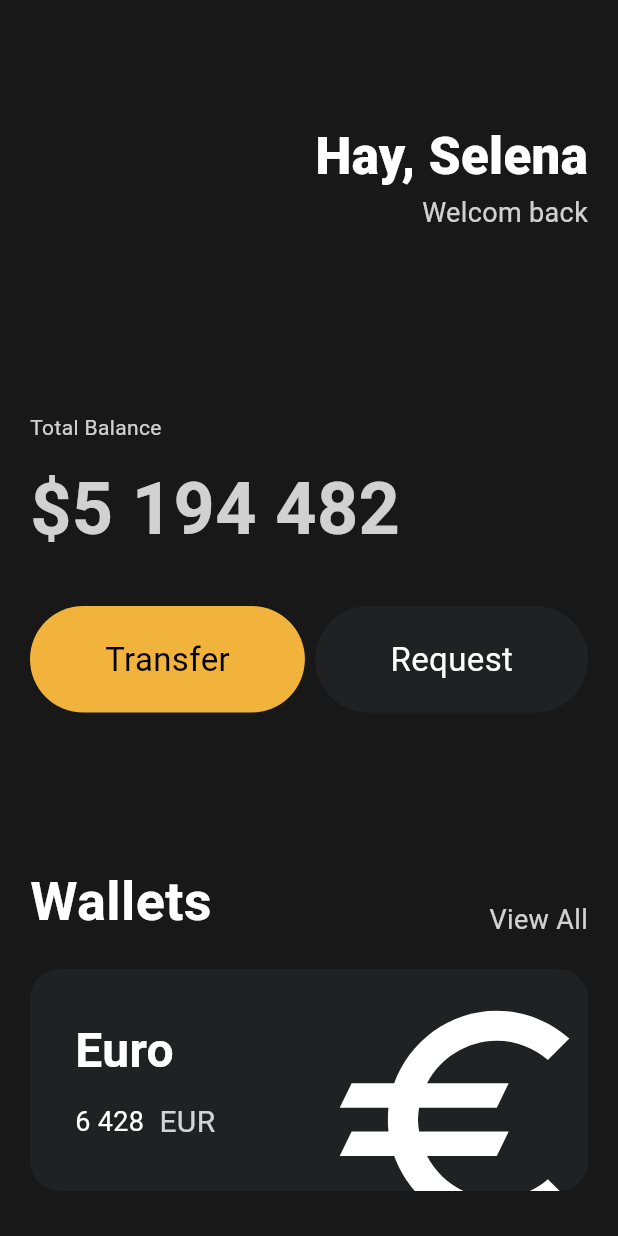
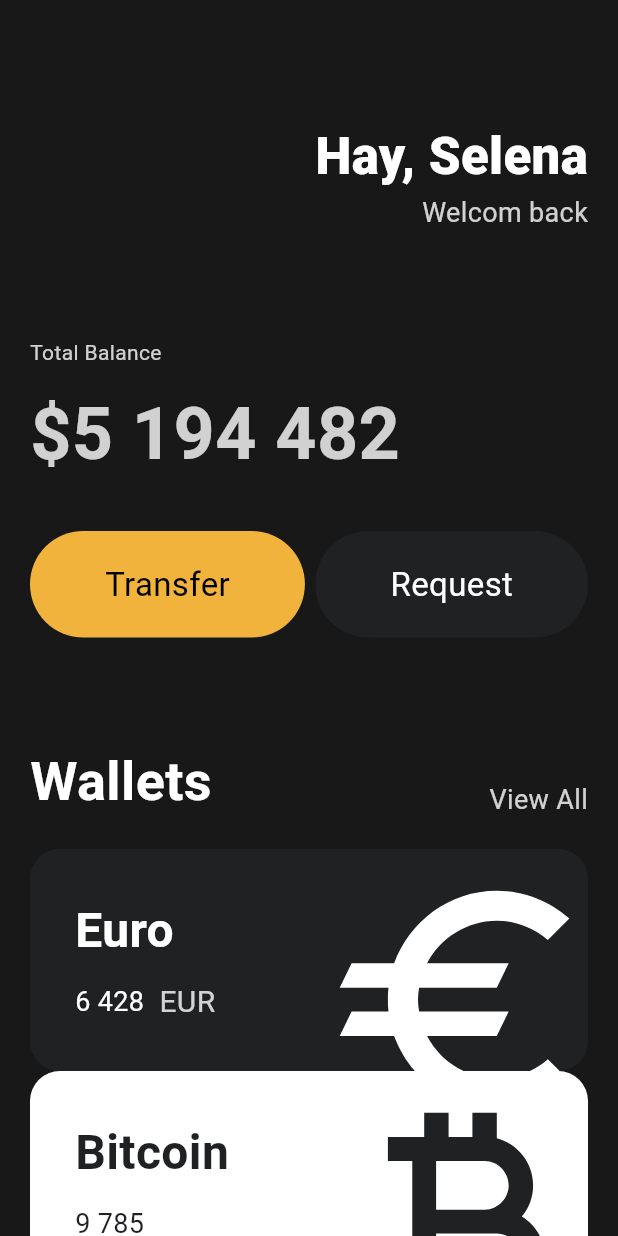
Before and after one commit to cos850/flutter_start_app, a Flutter app: the screen it shows after launch, on a phone screen of 412 x 824 dp. Run offline on Flutter 3.47's test engine with Material 3 defaults, Android fonts, the light colour scheme and no system bars.

Commit message:
refactor: extract Card Widget

```diff
--- a/lib/main.dart
+++ b/lib/main.dart
@@ -1,5 +1,6 @@
 import 'package:flutter/material.dart';
 import 'package:flutter_start_app/widgets/Button.dart';
+import 'package:flutter_start_app/widgets/currency_card.dart';
 
 void main() {
   runApp(const App());
@@ -44,7 +45,7 @@
                 ],
               ),
               const SizedBox(
-                height: 120,
+                height: 70,
               ),
               Text(
                 'Total Balance',
@@ -77,7 +78,7 @@
                 ],
               ),
               const SizedBox(
-                height: 100,
+                height: 70,
               ),
               Row(
                 crossAxisAlignment: CrossAxisAlignment.end,
@@ -100,67 +101,26 @@
               const SizedBox(
                 height: 20,
               ),
-              Container(
-                clipBehavior: Clip.hardEdge,
-                decoration: const BoxDecoration(
-                  color: Color(0xFF1F2123),
-                  borderRadius: BorderRadius.all(
-                    Radius.circular(20),
-                  ),
-                ),
-                child: Padding(
-                  padding: const EdgeInsets.all(30),
-                  child: Row(
-                    mainAxisAlignment: MainAxisAlignment.spaceBetween,
-                    children: [
-                      Column(
-                        crossAxisAlignment: CrossAxisAlignment.start,
-                        children: [
-                          const Text(
-                            'Euro',
-                            style: TextStyle(
-                                color: Colors.white,
-                                fontSize: 32,
-                                fontWeight: FontWeight.w600),
-                          ),
-                          const SizedBox(height: 10),
-                          Row(
-                            children: [
-                              const Text(
-                                '6 428',
-                                style: TextStyle(
-                                  color: Colors.white,
-                                  fontSize: 18,
-                                ),
-                              ),
-                              const SizedBox(
-                                width: 10,
-                              ),
-                              Text(
-                                'EUR',
-                                style: TextStyle(
-                                  color: Colors.white.withOpacity(0.8),
-                                  fontSize: 20,
-                                ),
-                              ),
-                            ],
-                          )
-                        ],
-                      ),
-                      Transform.scale(
-                        scale: 2.2,
-                        child: Transform.translate(
-                          offset: const Offset(-5, 12),
-                          child: const Icon(
-                            Icons.euro,
-                            color: Colors.white,
-                            size: 88,
-                          ),
-                        ),
-                      )
-                    ],
-                  ),
-                ),
+              const CurrencyCard(
+                name: 'Euro',
+                code: 'EUR',
+                amount: '6 428',
+                icon: Icons.euro,
+                isInverted: false,
+              ),
+              const CurrencyCard(
+                name: 'Bitcoin',
+                code: 'BTC',
+                amount: '9 785',
+                icon: Icons.currency_bitcoin,
+                isInverted: true,
+              ),
+              const CurrencyCard(
+                name: 'Euro',
+                code: 'EUR',
+                amount: '6 428',
+                icon: Icons.euro,
+                isInverted: false,
               ),
             ],
           ),
--- /dev/null
+++ b/lib/widgets/currency_card.dart
@@ -0,0 +1,84 @@
+import 'package:flutter/material.dart';
+
+class CurrencyCard extends StatelessWidget {
+  final String name, code, amount;
+  final IconData icon;
+  final bool isInverted;
+
+  final _blackColor = const Color(0xFF1F2123);
+
+  const CurrencyCard({
+    super.key,
+    required this.name,
+    required this.code,
+    required this.amount,
+    required this.icon,
+    required this.isInverted,
+  });
+
+  @override
+  Widget build(BuildContext context) {
+    return Container(
+      clipBehavior: Clip.hardEdge,
+      decoration: BoxDecoration(
+        color: isInverted ? Colors.white : _blackColor,
+        borderRadius: const BorderRadius.all(
+          Radius.circular(20),
+        ),
+      ),
+      child: Padding(
+        padding: const EdgeInsets.all(30),
+        child: Row(
+          mainAxisAlignment: MainAxisAlignment.spaceBetween,
+          children: [
+            Column(
+              crossAxisAlignment: CrossAxisAlignment.start,
+              children: [
+                Text(
+                  name,
+                  style: TextStyle(
+                      color: isInverted ? _blackColor : Colors.white,
+                      fontSize: 32,
+                      fontWeight: FontWeight.w600),
+                ),
+                const SizedBox(height: 10),
+                Row(
+                  children: [
+                    Text(
+                      amount,
+                      style: TextStyle(
+                        color: isInverted ? _blackColor : Colors.white,
+                        fontSize: 18,
+                      ),
+                    ),
+                    const SizedBox(
+                      width: 10,
+                    ),
+                    Text(
+                      code,
+                      style: TextStyle(
+                        color: Colors.white.withOpacity(0.8),
+                        fontSize: 20,
+                      ),
+                    ),
+                  ],
+                )
+              ],
+            ),
+            Transform.scale(
+              scale: 2.2,
+              child: Transform.translate(
+                offset: const Offset(-5, 12),
+                child: Icon(
+                  icon,
+                  color: isInverted ? _blackColor : Colors.white,
+                  size: 88,
+                ),
+              ),
+            )
+          ],
+        ),
+      ),
+    );
+  }
+}
```
